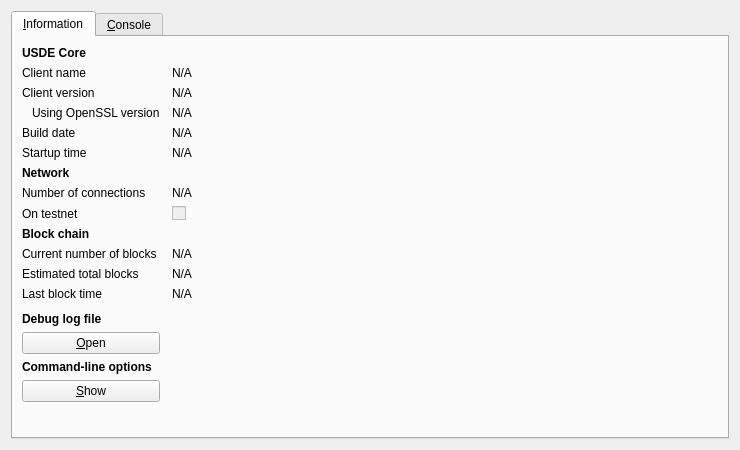
Qt form src/qt/forms/rpcconsole.ui (owner232/USDEX) before a commit.
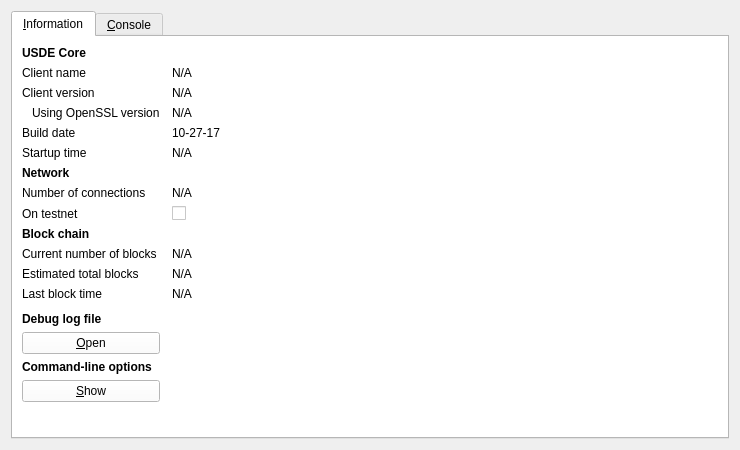
The same form after that commit. Icons and pictures are not drawn.

What changed in the file:
```diff
--- a/src/qt/forms/rpcconsole.ui
+++ b/src/qt/forms/rpcconsole.ui
@@ -19,6 +19,421 @@
   <layout class="QVBoxLayout" name="verticalLayout_2">
    <item>
     <widget class="QTabWidget" name="tabWidget">
+     <property name="palette">
+      <palette>
+       <active>
+        <colorrole role="WindowText">
+         <brush brushstyle="SolidPattern">
+          <color alpha="255">
+           <red>0</red>
+           <green>0</green>
+           <blue>0</blue>
+          </color>
+         </brush>
+        </colorrole>
+        <colorrole role="Button">
+         <brush brushstyle="SolidPattern">
+          <color alpha="255">
+           <red>255</red>
+           <green>255</green>
+           <blue>255</blue>
+          </color>
+         </brush>
+        </colorrole>
+        <colorrole role="Light">
+         <brush brushstyle="SolidPattern">
+          <color alpha="255">
+           <red>255</red>
+           <green>255</green>
+           <blue>255</blue>
+          </color>
+         </brush>
+        </colorrole>
+        <colorrole role="Midlight">
+         <brush brushstyle="SolidPattern">
+          <color alpha="255">
+           <red>255</red>
+           <green>255</green>
+           <blue>255</blue>
+          </color>
+         </brush>
+        </colorrole>
+        <colorrole role="Dark">
+         <brush brushstyle="SolidPattern">
+          <color alpha="255">
+           <red>127</red>
+           <green>127</green>
+           <blue>127</blue>
+          </color>
+         </brush>
+        </colorrole>
+        <colorrole role="Mid">
+         <brush brushstyle="SolidPattern">
+          <color alpha="255">
+           <red>170</red>
+           <green>170</green>
+           <blue>170</blue>
+          </color>
+         </brush>
+        </colorrole>
+        <colorrole role="Text">
+         <brush brushstyle="SolidPattern">
+          <color alpha="255">
+           <red>0</red>
+           <green>0</green>
+           <blue>0</blue>
+          </color>
+         </brush>
+        </colorrole>
+        <colorrole role="BrightText">
+         <brush brushstyle="SolidPattern">
+          <color alpha="255">
+           <red>255</red>
+           <green>255</green>
+           <blue>255</blue>
+          </color>
+         </brush>
+        </colorrole>
+        <colorrole role="ButtonText">
+         <brush brushstyle="SolidPattern">
+          <color alpha="255">
+           <red>0</red>
+           <green>0</green>
+           <blue>0</blue>
+          </color>
+         </brush>
+        </colorrole>
+        <colorrole role="Base">
+         <brush brushstyle="SolidPattern">
+          <color alpha="255">
+           <red>255</red>
+           <green>255</green>
+           <blue>255</blue>
+          </color>
+         </brush>
+        </colorrole>
+        <colorrole role="Window">
+         <brush brushstyle="SolidPattern">
+          <color alpha="255">
+           <red>255</red>
+           <green>255</green>
+           <blue>255</blue>
+          </color>
+         </brush>
+        </colorrole>
+        <colorrole role="Shadow">
+         <brush brushstyle="SolidPattern">
+          <color alpha="255">
+           <red>0</red>
+           <green>0</green>
+           <blue>0</blue>
+          </color>
+         </brush>
+        </colorrole>
+        <colorrole role="AlternateBase">
+         <brush brushstyle="SolidPattern">
+          <color alpha="255">
+           <red>255</red>
+           <green>255</green>
+           <blue>255</blue>
+          </color>
+         </brush>
+        </colorrole>
+        <colorrole role="ToolTipBase">
+         <brush brushstyle="SolidPattern">
+          <color alpha="255">
+           <red>255</red>
+           <green>255</green>
+           <blue>220</blue>
+          </color>
+         </brush>
+        </colorrole>
+        <colorrole role="ToolTipText">
+         <brush brushstyle="SolidPattern">
+          <color alpha="255">
+           <red>0</red>
+           <green>0</green>
+           <blue>0</blue>
+          </color>
+         </brush>
+        </colorrole>
+       </active>
+       <inactive>
+        <colorrole role="WindowText">
+         <brush brushstyle="SolidPattern">
+          <color alpha="255">
+           <red>0</red>
+           <green>0</green>
+           <blue>0</blue>
+          </color>
+         </brush>
+        </colorrole>
+        <colorrole role="Button">
+         <brush brushstyle="SolidPattern">
+          <color alpha="255">
+           <red>255</red>
+           <green>255</green>
+           <blue>255</blue>
+          </color>
+         </brush>
+        </colorrole>
+        <colorrole role="Light">
+         <brush brushstyle="SolidPattern">
+          <color alpha="255">
+           <red>255</red>
+           <green>255</green>
+           <blue>255</blue>
+          </color>
+         </brush>
+        </colorrole>
+        <colorrole role="Midlight">
+         <brush brushstyle="SolidPattern">
+          <color alpha="255">
+           <red>255</red>
+           <green>255</green>
+           <blue>255</blue>
+          </color>
+         </brush>
+        </colorrole>
+        <colorrole role="Dark">
+         <brush brushstyle="SolidPattern">
+          <color alpha="255">
+           <red>127</red>
+           <green>127</green>
+           <blue>127</blue>
+          </color>
+         </brush>
+        </colorrole>
+        <colorrole role="Mid">
+         <brush brushstyle="SolidPattern">
+          <color alpha="255">
+           <red>170</red>
+           <green>170</green>
+           <blue>170</blue>
+          </color>
+         </brush>
+        </colorrole>
+        <colorrole role="Text">
+         <brush brushstyle="SolidPattern">
+          <color alpha="255">
+           <red>0</red>
+           <green>0</green>
+           <blue>0</blue>
+          </color>
+         </brush>
+        </colorrole>
+        <colorrole role="BrightText">
+         <brush brushstyle="SolidPattern">
+          <color alpha="255">
+           <red>255</red>
+           <green>255</green>
+           <blue>255</blue>
+          </color>
+         </brush>
+        </colorrole>
+        <colorrole role="ButtonText">
+         <brush brushstyle="SolidPattern">
+          <color alpha="255">
+           <red>0</red>
+           <green>0</green>
+           <blue>0</blue>
+          </color>
+         </brush>
+        </colorrole>
+        <colorrole role="Base">
+         <brush brushstyle="SolidPattern">
+          <color alpha="255">
+           <red>255</red>
+           <green>255</green>
+           <blue>255</blue>
+          </color>
+         </brush>
+        </colorrole>
+        <colorrole role="Window">
+         <brush brushstyle="SolidPattern">
+          <color alpha="255">
+           <red>255</red>
+           <green>255</green>
+           <blue>255</blue>
+          </color>
+         </brush>
+        </colorrole>
+        <colorrole role="Shadow">
+         <brush brushstyle="SolidPattern">
+          <color alpha="255">
+           <red>0</red>
+           <green>0</green>
+           <blue>0</blue>
+          </color>
+         </brush>
+        </colorrole>
+        <colorrole role="AlternateBase">
+         <brush brushstyle="SolidPattern">
+          <color alpha="255">
+           <red>255</red>
+           <green>255</green>
+           <blue>255</blue>
+          </color>
+         </brush>
+        </colorrole>
+        <colorrole role="ToolTipBase">
+         <brush brushstyle="SolidPattern">
+          <color alpha="255">
+           <red>255</red>
+           <green>255</green>
+           <blue>220</blue>
+          </color>
+         </brush>
+        </colorrole>
+        <colorrole role="ToolTipText">
+         <brush brushstyle="SolidPattern">
+          <color alpha="255">
+           <red>0</red>
+           <green>0</green>
+           <blue>0</blue>
+          </color>
+         </brush>
+        </colorrole>
+       </inactive>
+       <disabled>
+        <colorrole role="WindowText">
+         <brush brushstyle="SolidPattern">
+          <color alpha="255">
+           <red>127</red>
+           <green>127</green>
+           <blue>127</blue>
+          </color>
+         </brush>
+        </colorrole>
+        <colorrole role="Button">
+         <brush brushstyle="SolidPattern">
+          <color alpha="255">
+           <red>255</red>
+           <green>255</green>
+           <blue>255</blue>
+          </color>
+         </brush>
+        </colorrole>
+        <colorrole role="Light">
+         <brush brushstyle="SolidPattern">
+          <color alpha="255">
+           <red>255</red>
+           <green>255</green>
+           <blue>255</blue>
+          </color>
+         </brush>
+        </colorrole>
+        <colorrole role="Midlight">
+         <brush brushstyle="SolidPattern">
+          <color alpha="255">
+           <red>255</red>
+           <green>255</green>
+           <blue>255</blue>
+          </color>
+         </brush>
+        </colorrole>
+        <colorrole role="Dark">
+         <brush brushstyle="SolidPattern">
+          <color alpha="255">
+           <red>127</red>
+           <green>127</green>
+           <blue>127</blue>
+          </color>
+         </brush>
+        </colorrole>
+        <colorrole role="Mid">
+         <brush brushstyle="SolidPattern">
+          <color alpha="255">
+           <red>170</red>
+           <green>170</green>
+           <blue>170</blue>
+          </color>
+         </brush>
+        </colorrole>
+        <colorrole role="Text">
+         <brush brushstyle="SolidPattern">
+          <color alpha="255">
+           <red>127</red>
+           <green>127</green>
+           <blue>127</blue>
+          </color>
+         </brush>
+        </colorrole>
+        <colorrole role="BrightText">
+         <brush brushstyle="SolidPattern">
+          <color alpha="255">
+           <red>255</red>
+           <green>255</green>
+           <blue>255</blue>
+          </color>
+         </brush>
+        </colorrole>
+        <colorrole role="ButtonText">
+         <brush brushstyle="SolidPattern">
+          <color alpha="255">
+           <red>127</red>
+           <green>127</green>
+           <blue>127</blue>
+          </color>
+         </brush>
+        </colorrole>
+        <colorrole role="Base">
+         <brush brushstyle="SolidPattern">
+          <color alpha="255">
+           <red>255</red>
+           <green>255</green>
+           <blue>255</blue>
+          </color>
+         </brush>
+        </colorrole>
+        <colorrole role="Window">
+         <brush brushstyle="SolidPattern">
+          <color alpha="255">
+           <red>255</red>
+           <green>255</green>
+           <blue>255</blue>
+          </color>
+         </brush>
+        </colorrole>
+        <colorrole role="Shadow">
+         <brush brushstyle="SolidPattern">
+          <color alpha="255">
+           <red>0</red>
+           <green>0</green>
+           <blue>0</blue>
+          </color>
+         </brush>
+        </colorrole>
+        <colorrole role="AlternateBase">
+         <brush brushstyle="SolidPattern">
+          <color alpha="255">
+           <red>255</red>
+           <green>255</green>
+           <blue>255</blue>
+          </color>
+         </brush>
+        </colorrole>
+        <colorrole role="ToolTipBase">
+         <brush brushstyle="SolidPattern">
+          <color alpha="255">
+           <red>255</red>
+           <green>255</green>
+           <blue>220</blue>
+          </color>
+         </brush>
+        </colorrole>
+        <colorrole role="ToolTipText">
+         <brush brushstyle="SolidPattern">
+          <color alpha="255">
+           <red>0</red>
+           <green>0</green>
+           <blue>0</blue>
+          </color>
+         </brush>
+        </colorrole>
+       </disabled>
+      </palette>
+     </property>
      <property name="currentIndex">
       <number>0</number>
      </property>
@@ -124,11 +539,426 @@
        </item>
        <item row="4" column="1">
         <widget class="QLabel" name="buildDate">
+         <property name="palette">
+          <palette>
+           <active>
+            <colorrole role="WindowText">
+             <brush brushstyle="SolidPattern">
+              <color alpha="255">
+               <red>0</red>
+               <green>0</green>
+               <blue>0</blue>
+              </color>
+             </brush>
+            </colorrole>
+            <colorrole role="Button">
+             <brush brushstyle="SolidPattern">
+              <color alpha="255">
+               <red>255</red>
+               <green>255</green>
+               <blue>255</blue>
+              </color>
+             </brush>
+            </colorrole>
+            <colorrole role="Light">
+             <brush brushstyle="SolidPattern">
+              <color alpha="255">
+               <red>255</red>
+               <green>255</green>
+               <blue>255</blue>
+              </color>
+             </brush>
+            </colorrole>
+            <colorrole role="Midlight">
+             <brush brushstyle="SolidPattern">
+              <color alpha="255">
+               <red>255</red>
+               <green>255</green>
+               <blue>255</blue>
+              </color>
+             </brush>
+            </colorrole>
+            <colorrole role="Dark">
+             <brush brushstyle="SolidPattern">
+              <color alpha="255">
+               <red>127</red>
+               <green>127</green>
+               <blue>127</blue>
+              </color>
+             </brush>
+            </colorrole>
+            <colorrole role="Mid">
+             <brush brushstyle="SolidPattern">
+              <color alpha="255">
+               <red>170</red>
+               <green>170</green>
+               <blue>170</blue>
+              </color>
+             </brush>
+            </colorrole>
+            <colorrole role="Text">
+             <brush brushstyle="SolidPattern">
+              <color alpha="255">
+               <red>0</red>
+               <green>0</green>
+               <blue>0</blue>
+              </color>
+             </brush>
+            </colorrole>
+            <colorrole role="BrightText">
+             <brush brushstyle="SolidPattern">
+              <color alpha="255">
+               <red>255</red>
+               <green>255</green>
+               <blue>255</blue>
+              </color>
+             </brush>
+            </colorrole>
+            <colorrole role="ButtonText">
+             <brush brushstyle="SolidPattern">
+              <color alpha="255">
+               <red>0</red>
+               <green>0</green>
+               <blue>0</blue>
+              </color>
+             </brush>
+            </colorrole>
+            <colorrole role="Base">
+             <brush brushstyle="SolidPattern">
+              <color alpha="255">
+               <red>255</red>
+               <green>255</green>
+               <blue>255</blue>
+              </color>
+             </brush>
+            </colorrole>
+            <colorrole role="Window">
+             <brush brushstyle="SolidPattern">
+              <color alpha="255">
+               <red>255</red>
+               <green>255</green>
+               <blue>255</blue>
+              </color>
+             </brush>
+            </colorrole>
+            <colorrole role="Shadow">
+             <brush brushstyle="SolidPattern">
+              <color alpha="255">
+               <red>0</red>
+               <green>0</green>
+               <blue>0</blue>
+              </color>
+             </brush>
+            </colorrole>
+            <colorrole role="AlternateBase">
+             <brush brushstyle="SolidPattern">
+              <color alpha="255">
+               <red>255</red>
+               <green>255</green>
+               <blue>255</blue>
+              </color>
+             </brush>
+            </colorrole>
+            <colorrole role="ToolTipBase">
+             <brush brushstyle="SolidPattern">
+              <color alpha="255">
+               <red>255</red>
+               <green>255</green>
+               <blue>220</blue>
+              </color>
+             </brush>
+            </colorrole>
+            <colorrole role="ToolTipText">
+             <brush brushstyle="SolidPattern">
+              <color alpha="255">
+               <red>0</red>
+               <green>0</green>
+               <blue>0</blue>
+              </color>
+             </brush>
+            </colorrole>
+           </active>
+           <inactive>
+            <colorrole role="WindowText">
+             <brush brushstyle="SolidPattern">
+              <color alpha="255">
+               <red>0</red>
+               <green>0</green>
+               <blue>0</blue>
+              </color>
+             </brush>
+            </colorrole>
+            <colorrole role="Button">
+             <brush brushstyle="SolidPattern">
+              <color alpha="255">
+               <red>255</red>
+               <green>255</green>
+               <blue>255</blue>
+              </color>
+             </brush>
+            </colorrole>
+            <colorrole role="Light">
+             <brush brushstyle="SolidPattern">
+              <color alpha="255">
+               <red>255</red>
+               <green>255</green>
+               <blue>255</blue>
+              </color>
+             </brush>
+            </colorrole>
+            <colorrole role="Midlight">
+             <brush brushstyle="SolidPattern">
+              <color alpha="255">
+               <red>255</red>
+               <green>255</green>
+               <blue>255</blue>
+              </color>
+             </brush>
+            </colorrole>
+            <colorrole role="Dark">
+             <brush brushstyle="SolidPattern">
+              <color alpha="255">
+               <red>127</red>
+               <green>127</green>
+               <blue>127</blue>
+              </color>
+             </brush>
+            </colorrole>
+            <colorrole role="Mid">
+             <brush brushstyle="SolidPattern">
+              <color alpha="255">
+               <red>170</red>
+               <green>170</green>
+               <blue>170</blue>
+              </color>
+             </brush>
+            </colorrole>
+            <colorrole role="Text">
+             <brush brushstyle="SolidPattern">
+              <color alpha="255">
+               <red>0</red>
+               <green>0</green>
+               <blue>0</blue>
+              </color>
+             </brush>
+            </colorrole>
+            <colorrole role="BrightText">
+             <brush brushstyle="SolidPattern">
+              <color alpha="255">
+               <red>255</red>
+               <green>255</green>
+               <blue>255</blue>
+              </color>
+             </brush>
+            </colorrole>
+            <colorrole role="ButtonText">
+             <brush brushstyle="SolidPattern">
+              <color alpha="255">
+               <red>0</red>
+               <green>0</green>
+               <blue>0</blue>
+              </color>
+             </brush>
+            </colorrole>
+            <colorrole role="Base">
+             <brush brushstyle="SolidPattern">
+              <color alpha="255">
+               <red>255</red>
+               <green>255</green>
+               <blue>255</blue>
+              </color>
+             </brush>
+            </colorrole>
+            <colorrole role="Window">
+             <brush brushstyle="SolidPattern">
+              <color alpha="255">
+               <red>255</red>
+               <green>255</green>
+               <blue>255</blue>
+              </color>
+             </brush>
+            </colorrole>
+            <colorrole role="Shadow">
+             <brush brushstyle="SolidPattern">
+              <color alpha="255">
+               <red>0</red>
+               <green>0</green>
+               <blue>0</blue>
+              </color>
+             </brush>
+            </colorrole>
+            <colorrole role="AlternateBase">
+             <brush brushstyle="SolidPattern">
+              <color alpha="255">
+               <red>255</red>
+               <green>255</green>
+               <blue>255</blue>
+              </color>
+             </brush>
+            </colorrole>
+            <colorrole role="ToolTipBase">
+             <brush brushstyle="SolidPattern">
+              <color alpha="255">
+               <red>255</red>
+               <green>255</green>
+               <blue>220</blue>
+              </color>
+             </brush>
+            </colorrole>
+            <colorrole role="ToolTipText">
+             <brush brushstyle="SolidPattern">
+              <color alpha="255">
+               <red>0</red>
+               <green>0</green>
+               <blue>0</blue>
+              </color>
+             </brush>
+            </colorrole>
+           </inactive>
+           <disabled>
+            <colorrole role="WindowText">
+             <brush brushstyle="SolidPattern">
+              <color alpha="255">
+               <red>127</red>
+               <green>127</green>
+               <blue>127</blue>
+              </color>
+             </brush>
+            </colorrole>
+            <colorrole role="Button">
+             <brush brushstyle="SolidPattern">
+              <color alpha="255">
+               <red>255</red>
+               <green>255</green>
+               <blue>255</blue>
+              </color>
+             </brush>
+            </colorrole>
+            <colorrole role="Light">
+             <brush brushstyle="SolidPattern">
+              <color alpha="255">
+               <red>255</red>
+               <green>255</green>
+               <blue>255</blue>
+              </color>
+             </brush>
+            </colorrole>
+            <colorrole role="Midlight">
+             <brush brushstyle="SolidPattern">
+              <color alpha="255">
+               <red>255</red>
+               <green>255</green>
+               <blue>255</blue>
+              </color>
+             </brush>
+            </colorrole>
+            <colorrole role="Dark">
+             <brush brushstyle="SolidPattern">
+              <color alpha="255">
+               <red>127</red>
+               <green>127</green>
+               <blue>127</blue>
+              </color>
+             </brush>
+            </colorrole>
+            <colorrole role="Mid">
+             <brush brushstyle="SolidPattern">
+              <color alpha="255">
+               <red>170</red>
+               <green>170</green>
+               <blue>170</blue>
+              </color>
+             </brush>
+            </colorrole>
+            <colorrole role="Text">
+             <brush brushstyle="SolidPattern">
+              <color alpha="255">
+               <red>127</red>
+               <green>127</green>
+               <blue>127</blue>
+              </color>
+             </brush>
+            </colorrole>
+            <colorrole role="BrightText">
+             <brush brushstyle="SolidPattern">
+              <color alpha="255">
+               <red>255</red>
+               <green>255</green>
+               <blue>255</blue>
+              </color>
+             </brush>
+            </colorrole>
+            <colorrole role="ButtonText">
+             <brush brushstyle="SolidPattern">
+              <color alpha="255">
+               <red>127</red>
+               <green>127</green>
+               <blue>127</blue>
+              </color>
+             </brush>
+            </colorrole>
+            <colorrole role="Base">
+             <brush brushstyle="SolidPattern">
+              <color alpha="255">
+               <red>255</red>
+               <green>255</green>
+               <blue>255</blue>
+              </color>
+             </brush>
+            </colorrole>
+            <colorrole role="Window">
+             <brush brushstyle="SolidPattern">
+              <color alpha="255">
+               <red>255</red>
+               <green>255</green>
+               <blue>255</blue>
+              </color>
+             </brush>
+            </colorrole>
+            <colorrole role="Shadow">
+             <brush brushstyle="SolidPattern">
+              <color alpha="255">
+               <red>0</red>
+               <green>0</green>
+               <blue>0</blue>
+              </color>
+             </brush>
+            </colorrole>
+            <colorrole role="AlternateBase">
+             <brush brushstyle="SolidPattern">
+              <color alpha="255">
+               <red>255</red>
+               <green>255</green>
+               <blue>255</blue>
+              </color>
+             </brush>
+            </colorrole>
+            <colorrole role="ToolTipBase">
+             <brush brushstyle="SolidPattern">
+              <color alpha="255">
+               <red>255</red>
+               <green>255</green>
+               <blue>220</blue>
+              </color>
+             </brush>
+            </colorrole>
+            <colorrole role="ToolTipText">
+             <brush brushstyle="SolidPattern">
+              <color alpha="255">
+               <red>0</red>
+               <green>0</green>
+               <blue>0</blue>
+              </color>
+             </brush>
+            </colorrole>
+           </disabled>
+          </palette>
+         </property>
          <property name="cursor">
           <cursorShape>IBeamCursor</cursorShape>
          </property>
          <property name="text">
-          <string>N/A</string>
+          <string>10-27-17</string>
          </property>
          <property name="textFormat">
           <enum>Qt::PlainText</enum>
@@ -298,6 +1128,421 @@
        </item>
        <item row="13" column="0">
         <spacer name="verticalSpacer_2">
+         <property name="palette">
+          <palette>
+           <active>
+            <colorrole role="WindowText">
+             <brush brushstyle="SolidPattern">
+              <color alpha="255">
+               <red>0</red>
+               <green>0</green>
+               <blue>0</blue>
+              </color>
+             </brush>
+            </colorrole>
+            <colorrole role="Button">
+             <brush brushstyle="SolidPattern">
+              <color alpha="255">
+               <red>255</red>
+               <green>255</green>
+               <blue>255</blue>
+              </color>
+             </brush>
+            </colorrole>
+            <colorrole role="Light">
+             <brush brushstyle="SolidPattern">
+              <color alpha="255">
+               <red>255</red>
+               <green>255</green>
+               <blue>255</blue>
+              </color>
+             </brush>
+            </colorrole>
+            <colorrole role="Midlight">
+             <brush brushstyle="SolidPattern">
+              <color alpha="255">
+               <red>255</red>
+               <green>255</green>
+               <blue>255</blue>
+              </color>
+             </brush>
+            </colorrole>
+            <colorrole role="Dark">
+             <brush brushstyle="SolidPattern">
+              <color alpha="255">
+               <red>127</red>
+               <green>127</green>
+               <blue>127</blue>
+              </color>
+             </brush>
+            </colorrole>
+            <colorrole role="Mid">
+             <brush brushstyle="SolidPattern">
+              <color alpha="255">
+               <red>170</red>
+               <green>170</green>
+               <blue>170</blue>
+              </color>
+             </brush>
+            </colorrole>
+            <colorrole role="Text">
+             <brush brushstyle="SolidPattern">
+              <color alpha="255">
+               <red>0</red>
+               <green>0</green>
+               <blue>0</blue>
+              </color>
+             </brush>
+            </colorrole>
+            <colorrole role="BrightText">
+             <brush brushstyle="SolidPattern">
+              <color alpha="255">
+               <red>255</red>
+               <green>255</green>
+               <blue>255</blue>
+              </color>
+             </brush>
+            </colorrole>
+            <colorrole role="ButtonText">
+             <brush brushstyle="SolidPattern">
+              <color alpha="255">
+               <red>0</red>
+               <green>0</green>
+               <blue>0</blue>
+              </color>
+             </brush>
+            </colorrole>
+            <colorrole role="Base">
+             <brush brushstyle="SolidPattern">
+              <color alpha="255">
+               <red>255</red>
+               <green>255</green>
+               <blue>255</blue>
+              </color>
+             </brush>
+            </colorrole>
+            <colorrole role="Window">
+             <brush brushstyle="SolidPattern">
+              <color alpha="255">
+               <red>255</red>
+               <green>255</green>
+               <blue>255</blue>
+              </color>
+             </brush>
+            </colorrole>
+            <colorrole role="Shadow">
+             <brush brushstyle="SolidPattern">
+              <color alpha="255">
+               <red>0</red>
+               <green>0</green>
+               <blue>0</blue>
+              </color>
+             </brush>
+            </colorrole>
+            <colorrole role="AlternateBase">
+             <brush brushstyle="SolidPattern">
+              <color alpha="255">
+               <red>255</red>
+               <green>255</green>
+               <blue>255</blue>
+              </color>
+             </brush>
+            </colorrole>
+            <colorrole role="ToolTipBase">
+             <brush brushstyle="SolidPattern">
+              <color alpha="255">
+               <red>255</red>
+               <green>255</green>
+               <blue>220</blue>
+              </color>
+             </brush>
+            </colorrole>
+            <colorrole role="ToolTipText">
+             <brush brushstyle="SolidPattern">
+              <color alpha="255">
+               <red>0</red>
+               <green>0</green>
+               <blue>0</blue>
+              </color>
+             </brush>
+            </colorrole>
+           </active>
+           <inactive>
+            <colorrole role="WindowText">
+             <brush brushstyle="SolidPattern">
+              <color alpha="255">
+               <red>0</red>
+               <green>0</green>
+               <blue>0</blue>
+              </color>
+             </brush>
+            </colorrole>
+            <colorrole role="Button">
+             <brush brushstyle="SolidPattern">
+              <color alpha="255">
+               <red>255</red>
+               <green>255</green>
+               <blue>255</blue>
+              </color>
+             </brush>
+            </colorrole>
+            <colorrole role="Light">
+             <brush brushstyle="SolidPattern">
+              <color alpha="255">
+               <red>255</red>
+               <green>255</green>
+               <blue>255</blue>
+              </color>
+             </brush>
+            </colorrole>
+            <colorrole role="Midlight">
+             <brush brushstyle="SolidPattern">
+              <color alpha="255">
+               <red>255</red>
+               <green>255</green>
+               <blue>255</blue>
+              </color>
+             </brush>
+            </colorrole>
+            <colorrole role="Dark">
+             <brush brushstyle="SolidPattern">
+              <color alpha="255">
+               <red>127</red>
+               <green>127</green>
+               <blue>127</blue>
+              </color>
+             </brush>
+            </colorrole>
+            <colorrole role="Mid">
+             <brush brushstyle="SolidPattern">
+              <color alpha="255">
+               <red>170</red>
+               <green>170</green>
+               <blue>170</blue>
+              </color>
+             </brush>
+            </colorrole>
+            <colorrole role="Text">
+             <brush brushstyle="SolidPattern">
+              <color alpha="255">
+               <red>0</red>
+               <green>0</green>
+               <blue>0</blue>
+              </color>
+             </brush>
+            </colorrole>
+            <colorrole role="BrightText">
+             <brush brushstyle="SolidPattern">
+              <color alpha="255">
+               <red>255</red>
+               <green>255</green>
+               <blue>255</blue>
+              </color>
+             </brush>
+            </colorrole>
+            <colorrole role="ButtonText">
+             <brush brushstyle="SolidPattern">
+              <color alpha="255">
+               <red>0</red>
+               <green>0</green>
+               <blue>0</blue>
+              </color>
+             </brush>
+            </colorrole>
+            <colorrole role="Base">
+             <brush brushstyle="SolidPattern">
+              <color alpha="255">
+               <red>255</red>
+               <green>255</green>
+               <blue>255</blue>
+              </color>
+             </brush>
+            </colorrole>
+            <colorrole role="Window">
+             <brush brushstyle="SolidPattern">
+              <color alpha="255">
+               <red>255</red>
+               <green>255</green>
+               <blue>255</blue>
+              </color>
+             </brush>
+            </colorrole>
+            <colorrole role="Shadow">
+             <brush brushstyle="SolidPattern">
+              <color alpha="255">
+               <red>0</red>
+               <green>0</green>
+               <blue>0</blue>
+              </color>
+             </brush>
+            </colorrole>
+            <colorrole role="AlternateBase">
+             <brush brushstyle="SolidPattern">
+              <color alpha="255">
+               <red>255</red>
+               <green>255</green>
+               <blue>255</blue>
+              </color>
+             </brush>
+            </colorrole>
+            <colorrole role="ToolTipBase">
+             <brush brushstyle="SolidPattern">
+              <color alpha="255">
+               <red>255</red>
+               <green>255</green>
+               <blue>220</blue>
+              </color>
+             </brush>
+            </colorrole>
+            <colorrole role="ToolTipText">
+             <brush brushstyle="SolidPattern">
+              <color alpha="255">
+               <red>0</red>
+               <green>0</green>
+               <blue>0</blue>
+              </color>
+             </brush>
+            </colorrole>
+           </inactive>
+           <disabled>
+            <colorrole role="WindowText">
+             <brush brushstyle="SolidPattern">
+              <color alpha="255">
+               <red>127</red>
+               <green>127</green>
+               <blue>127</blue>
+              </color>
+             </brush>
+            </colorrole>
+            <colorrole role="Button">
+             <brush brushstyle="SolidPattern">
+              <color alpha="255">
+               <red>255</red>
+               <green>255</green>
+               <blue>255</blue>
+              </color>
+             </brush>
+            </colorrole>
+            <colorrole role="Light">
+             <brush brushstyle="SolidPattern">
+              <color alpha="255">
+               <red>255</red>
+               <green>255</green>
+               <blue>255</blue>
+              </color>
+             </brush>
+            </colorrole>
+            <colorrole role="Midlight">
+             <brush brushstyle="SolidPattern">
+              <color alpha="255">
+               <red>255</red>
+               <green>255</green>
+               <blue>255</blue>
+              </color>
+             </brush>
+            </colorrole>
+            <colorrole role="Dark">
+             <brush brushstyle="SolidPattern">
+              <color alpha="255">
+               <red>127</red>
+               <green>127</green>
+               <blue>127</blue>
+              </color>
+             </brush>
+            </colorrole>
+            <colorrole role="Mid">
+             <brush brushstyle="SolidPattern">
+              <color alpha="255">
+               <red>170</red>
+               <green>170</green>
+               <blue>170</blue>
+              </color>
+             </brush>
+            </colorrole>
+            <colorrole role="Text">
+             <brush brushstyle="SolidPattern">
+              <color alpha="255">
+               <red>127</red>
+               <green>127</green>
+               <blue>127</blue>
+              </color>
+             </brush>
+            </colorrole>
+            <colorrole role="BrightText">
+             <brush brushstyle="SolidPattern">
+              <color alpha="255">
+               <red>255</red>
+               <green>255</green>
+               <blue>255</blue>
+              </color>
+             </brush>
+            </colorrole>
+            <colorrole role="ButtonText">
+             <brush brushstyle="SolidPattern">
+              <color alpha="255">
+               <red>127</red>
+               <green>127</green>
+               <blue>127</blue>
+              </color>
+             </brush>
+            </colorrole>
+            <colorrole role="Base">
+             <brush brushstyle="SolidPattern">
+              <color alpha="255">
+               <red>255</red>
+               <green>255</green>
+               <blue>255</blue>
+              </color>
+             </brush>
+            </colorrole>
+            <colorrole role="Window">
+             <brush brushstyle="SolidPattern">
+              <color alpha="255">
+               <red>255</red>
+               <green>255</green>
+               <blue>255</blue>
+              </color>
+             </brush>
+            </colorrole>
+            <colorrole role="Shadow">
+             <brush brushstyle="SolidPattern">
+              <color alpha="255">
+               <red>0</red>
+               <green>0</green>
+               <blue>0</blue>
+              </color>
+             </brush>
+            </colorrole>
+            <colorrole role="AlternateBase">
+             <brush brushstyle="SolidPattern">
+              <color alpha="255">
+               <red>255</red>
+               <green>255</green>
+               <blue>255</blue>
+              </color>
+             </brush>
+            </colorrole>
+            <colorrole role="ToolTipBase">
+             <brush brushstyle="SolidPattern">
+              <color alpha="255">
+               <red>255</red>
+               <green>255</green>
+               <blue>220</blue>
+              </color>
+             </brush>
+            </colorrole>
+            <colorrole role="ToolTipText">
+             <brush brushstyle="SolidPattern">
+              <color alpha="255">
+               <red>0</red>
+               <green>0</green>
+               <blue>0</blue>
+              </color>
+             </brush>
+            </colorrole>
+           </disabled>
+          </palette>
+         </property>
          <property name="orientation">
           <enum>Qt::Vertical</enum>
          </property>
@@ -363,6 +1608,124 @@
        </item>
        <item row="18" column="0">
         <spacer name="verticalSpacer">
+         <property name="palette">
+          <palette>
+           <active>
+            <colorrole role="WindowText">
+             <brush brushstyle="SolidPattern">
+              <color alpha="255">
+               <red>255</red>
+               <green>255</green>
+               <blue>255</blue>
+              </color>
+             </brush>
+            </colorrole>
+            <colorrole role="Text">
+             <brush brushstyle="SolidPattern">
+              <color alpha="255">
+               <red>255</red>
+               <green>255</green>
+               <blue>255</blue>
+              </color>
+             </brush>
+            </colorrole>
+            <colorrole role="ButtonText">
+             <brush brushstyle="SolidPattern">
+              <color alpha="255">
+               <red>255</red>
+               <green>255</green>
+               <blue>255</blue>
+              </color>
+             </brush>
+            </colorrole>
+            <colorrole role="ToolTipText">
+             <brush brushstyle="SolidPattern">
+              <color alpha="255">
+               <red>255</red>
+               <green>255</green>
+               <blue>255</blue>
+              </color>
+             </brush>
+            </colorrole>
+           </active>
+           <inactive>
+            <colorrole role="WindowText">
+             <brush brushstyle="SolidPattern">
+              <color alpha="255">
+               <red>255</red>
+               <green>255</green>
+               <blue>255</blue>
+              </color>
+             </brush>
+            </colorrole>
+            <colorrole role="Text">
+             <brush brushstyle="SolidPattern">
+              <color alpha="255">
+               <red>255</red>
+               <green>255</green>
+               <blue>255</blue>
+              </color>
+             </brush>
+            </colorrole>
+            <colorrole role="ButtonText">
+             <brush brushstyle="SolidPattern">
+              <color alpha="255">
+               <red>255</red>
+               <green>255</green>
+               <blue>255</blue>
+              </color>
+             </brush>
+            </colorrole>
+            <colorrole role="ToolTipText">
+             <brush brushstyle="SolidPattern">
+              <color alpha="255">
+               <red>255</red>
+               <green>255</green>
+               <blue>255</blue>
+              </color>
+             </brush>
+            </colorrole>
+           </inactive>
+           <disabled>
+            <colorrole role="WindowText">
+             <brush brushstyle="SolidPattern">
+              <color alpha="255">
+               <red>120</red>
+               <green>120</green>
+               <blue>120</blue>
+              </color>
+             </brush>
+            </colorrole>
+            <colorrole role="Text">
+             <brush brushstyle="SolidPattern">
+              <color alpha="255">
+               <red>120</red>
+               <green>120</green>
+               <blue>120</blue>
+              </color>
+             </brush>
+            </colorrole>
+            <colorrole role="ButtonText">
+             <brush brushstyle="SolidPattern">
+              <color alpha="255">
+               <red>120</red>
+               <green>120</green>
+               <blue>120</blue>
+              </color>
+             </brush>
+            </colorrole>
+            <colorrole role="ToolTipText">
+             <brush brushstyle="SolidPattern">
+              <color alpha="255">
+               <red>255</red>
+               <green>255</green>
+               <blue>255</blue>
+              </color>
+             </brush>
+            </colorrole>
+           </disabled>
+          </palette>
+         </property>
          <property name="orientation">
           <enum>Qt::Vertical</enum>
          </property>
```
Left out of the diff: 12453 changed lines with no effect on the pictures.
